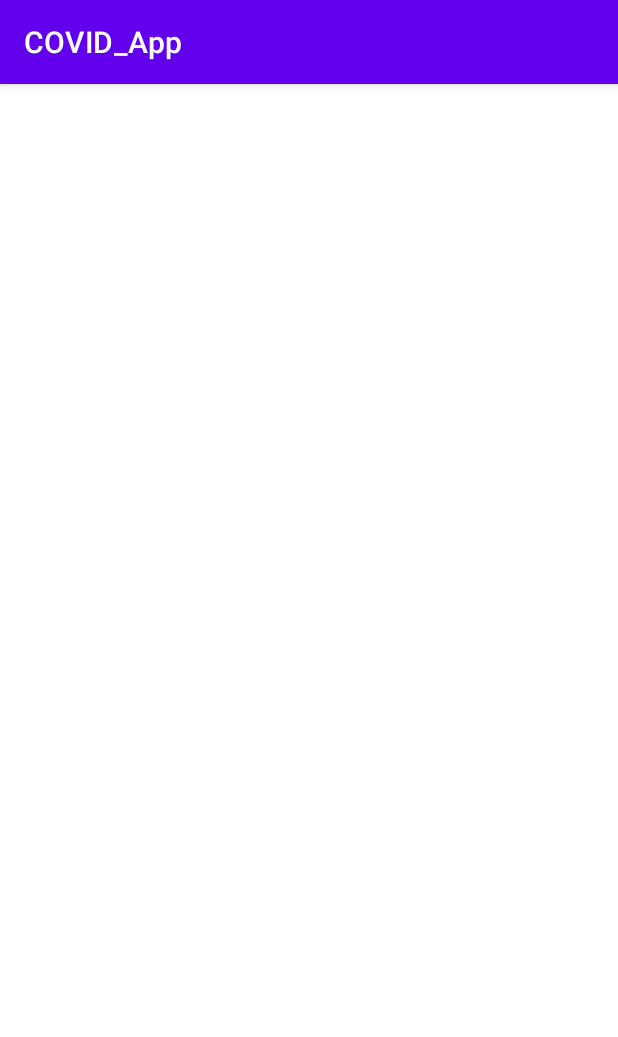
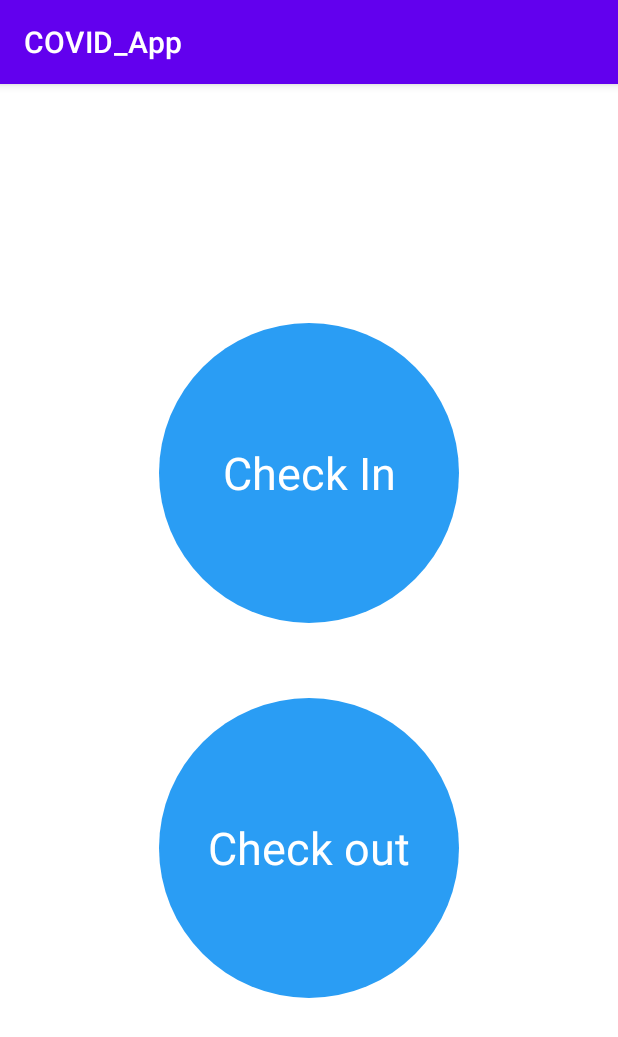
Before and after one commit to Vishsticks/COVID_App, an Android app: the LocationCheckInActivity screen opened directly, with no data from a screen before it, on a phone screen of 412 x 824 dp. Shown: the top 1037 px of the screen. Run offline under Robolectric (Android 15) with nearby library versions, the phone set to English and light mode, and no system bars.

Commit message:
Location check in/check out functionality added.

```diff
--- a/app/build.gradle
+++ b/app/build.gradle
@@ -36,4 +36,5 @@ dependencies {
     testImplementation 'junit:junit:4.13.2'
     androidTestImplementation 'androidx.test.ext:junit:1.1.5'
     androidTestImplementation 'androidx.test.espresso:espresso-core:3.5.1'
+    implementation 'com.github.yuriy-budiyev:code-scanner:2.3.2'
 }
--- a/app/src/main/java/com/covid_app/LocationCheckInActivity.java
+++ b/app/src/main/java/com/covid_app/LocationCheckInActivity.java
@@ -1,14 +1,63 @@
 package com.covid_app;
 
+import androidx.annotation.NonNull;
 import androidx.appcompat.app.AppCompatActivity;
+import androidx.core.content.ContextCompat;
 
+import android.Manifest;
+import android.content.pm.PackageManager;
 import android.os.Bundle;
+import android.view.View;
+import android.widget.TextView;
 
 public class LocationCheckInActivity extends AppCompatActivity {
+    private TextView txtCheckIn;
+    private TextView txtCheckOut;
+    private int currentType=0;
 
     @Override
     protected void onCreate(Bundle savedInstanceState) {
         super.onCreate(savedInstanceState);
         setContentView(R.layout.activity_location_check_in);
+        initialise();
+        initialiseListeners();
+    }
+
+    private void initialise() {
+        txtCheckIn = findViewById(R.id.txt_check_in);
+        txtCheckOut = findViewById(R.id.txt_check_out);
+    }
+
+    private void initialiseListeners() {
+        txtCheckIn.setOnClickListener(new View.OnClickListener() {
+            @Override
+            public void onClick(View view) {
+                currentType=0;
+                if (ContextCompat.checkSelfPermission(LocationCheckInActivity.this, Manifest.permission.CAMERA) == PackageManager.PERMISSION_GRANTED)
+                    startActivity(QRCodeScannerActivity.getIntent(LocationCheckInActivity.this, 0));
+                else {
+                    requestPermissions(new String[]{Manifest.permission.CAMERA},200);
+                }
+            }
+        });
+        txtCheckOut.setOnClickListener(new View.OnClickListener() {
+            @Override
+            public void onClick(View view) {
+                currentType=1;
+                if (ContextCompat.checkSelfPermission(LocationCheckInActivity.this, Manifest.permission.CAMERA) == PackageManager.PERMISSION_GRANTED)
+                    startActivity(QRCodeScannerActivity.getIntent(LocationCheckInActivity.this, 1));
+                else {
+                    requestPermissions(new String[]{Manifest.permission.CAMERA},200);
+                }
+            }
+        });
+    }
+
+    @Override
+    public void onRequestPermissionsResult(int requestCode, @NonNull String[] permissions, @NonNull int[] grantResults) {
+        super.onRequestPermissionsResult(requestCode, permissions, grantResults);
+        if(requestCode==200 && grantResults.length>0){
+            startActivity(QRCodeScannerActivity.getIntent(LocationCheckInActivity.this, currentType));
+        }
     }
 }
--- a/app/src/main/java/com/covid_app/MainActivity.java
+++ b/app/src/main/java/com/covid_app/MainActivity.java
@@ -26,5 +26,11 @@ public class MainActivity extends AppCompatActivity {
                 //test
             }
         });
+        findViewById(R.id.txt_location_check_in).setOnClickListener(new View.OnClickListener() {
+            @Override
+            public void onClick(View view) {
+                startActivity(new Intent(MainActivity.this,LocationCheckInActivity.class));
+            }
+        });
     }
 }
--- /dev/null
+++ b/app/src/main/res/drawable/shape_round_button.xml
@@ -0,0 +1,7 @@
+<?xml version="1.0" encoding="utf-8"?>
+<shape
+    android:shape="oval"
+    xmlns:android="http://schemas.android.com/apk/res/android" >
+<solid
+    android:color="@color/color_round_button" />
+</shape>
--- a/app/src/main/res/layout/activity_location_check_in.xml
+++ b/app/src/main/res/layout/activity_location_check_in.xml
@@ -6,4 +6,34 @@
     android:layout_height="match_parent"
     tools:context=".LocationCheckInActivity">
 
+    <TextView
+        android:id="@+id/txt_check_in"
+        android:layout_width="200dp"
+        android:layout_height="200dp"
+        android:text="@string/str_check_in"
+        android:textSize="30sp"
+        android:gravity="center"
+        android:textColor="@color/white"
+        android:background="@drawable/shape_round_button"
+        app:layout_constraintBottom_toTopOf="@id/txt_check_out"
+        app:layout_constraintEnd_toEndOf="parent"
+        app:layout_constraintStart_toStartOf="parent"
+        app:layout_constraintTop_toTopOf="parent"
+        app:layout_constraintVertical_chainStyle="packed" />
+
+    <TextView
+        android:id="@+id/txt_check_out"
+        android:layout_width="200dp"
+        android:layout_height="200dp"
+        android:layout_marginTop="50dp"
+        android:text="@string/str_check_out"
+        android:textSize="30sp"
+        android:gravity="center"
+        android:textColor="@color/white"
+        android:background="@drawable/shape_round_button"
+        app:layout_constraintBottom_toBottomOf="parent"
+        app:layout_constraintEnd_toEndOf="parent"
+        app:layout_constraintStart_toStartOf="parent"
+        app:layout_constraintTop_toBottomOf="@id/txt_check_in" />
+
 </androidx.constraintlayout.widget.ConstraintLayout>
--- a/app/src/main/res/values/colors.xml
+++ b/app/src/main/res/values/colors.xml
@@ -7,4 +7,5 @@
     <color name="teal_700">#FF018786</color>
     <color name="black">#FF000000</color>
     <color name="white">#FFFFFFFF</color>
+    <color name="color_round_button">#2A9DF4</color>
 </resources>
--- a/app/src/main/res/values/strings.xml
+++ b/app/src/main/res/values/strings.xml
@@ -1,3 +1,5 @@
 <resources>
     <string name="app_name">COVID_App</string>
+    <string name="str_check_in">Check In</string>
+    <string name="str_check_out">Check out</string>
 </resources>
--- a/settings.gradle
+++ b/settings.gradle
@@ -12,5 +12,11 @@ dependencyResolutionManagement {
         mavenCentral()
     }
 }
+dependencyResolutionManagement {
+    repositories {
+        maven { url 'https://jitpack.io' }
+    }
+}
+
 rootProject.name = "COVID_App"
 include ':app'
```
Also changed, not shown: app/src/main/AndroidManifest.xml (+7 -1 lines), app/src/main/java/com/covid_app/QRCodeScannerActivity.java (added, +92 -0 lines), app/src/main/res/layout/activity_qrcode_scannar.xml (added, +11 -0 lines), build.gradle (line endings or trailing spaces).
